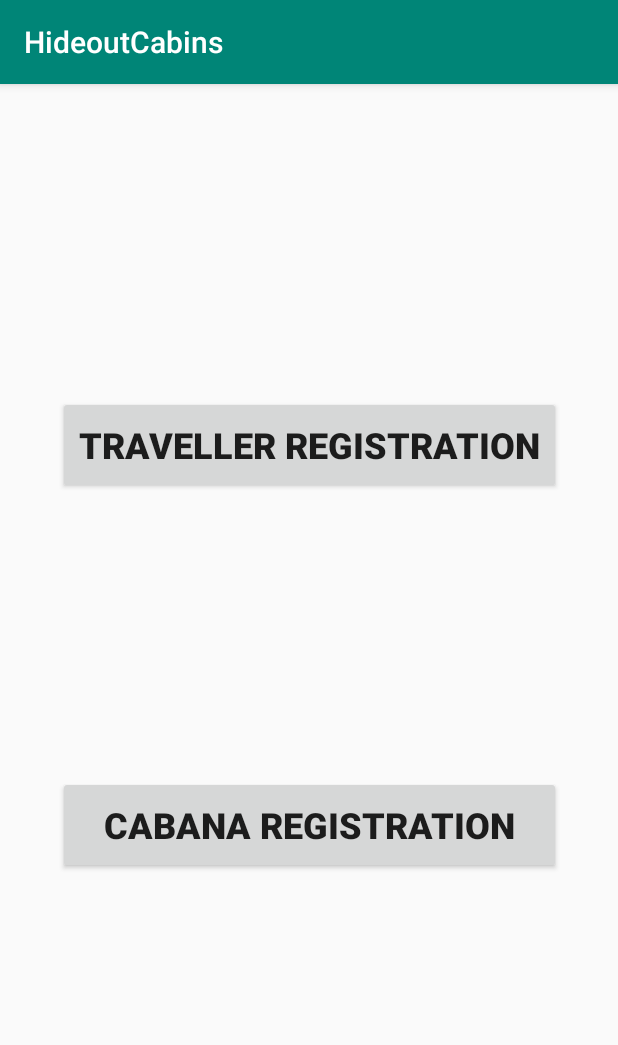
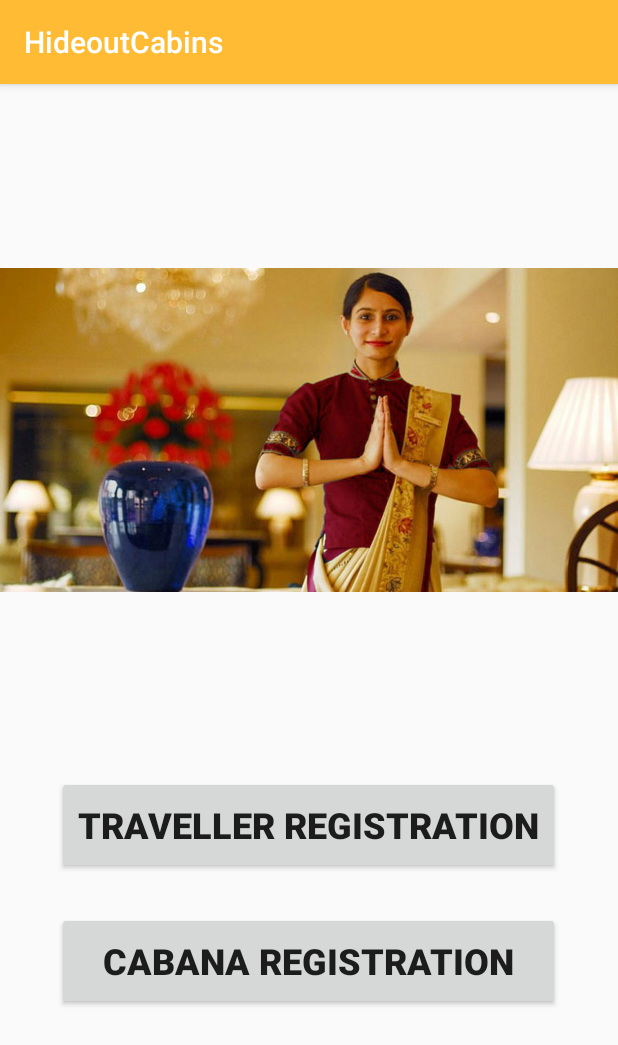
Before and after one commit to Esandhavithanage/BODIMA_APP, an Android app: the screen it shows after launch (Register_menu), after a tap on "REGISTER", on a phone screen of 412 x 824 dp. Shown: the top 1045 px of the screen. Run offline under Robolectric (Android 15) with nearby library versions, the phone set to English and light mode, and no system bars.

Commit message:
put images to project

```diff
--- a/app/src/main/java/com/example/hideoutcabins/Cabin_nav.java
+++ b/app/src/main/java/com/example/hideoutcabins/Cabin_nav.java
@@ -1,5 +1,6 @@
 package com.example.hideoutcabins;
 
+import android.content.Intent;
 import android.os.Bundle;
 
 import androidx.core.view.GravityCompat;
@@ -60,6 +61,8 @@ public class Cabin_nav extends AppCompatActivity
 
         //noinspection SimplifiableIfStatement
         if (id == R.id.action_settings) {
+            Intent intent = new Intent(this,Login.class);
+            startActivity(intent);
             return true;
         }
 
--- a/app/src/main/java/com/example/hideoutcabins/Traveller_nav.java
+++ b/app/src/main/java/com/example/hideoutcabins/Traveller_nav.java
@@ -64,7 +64,7 @@ public class Traveller_nav extends AppCompatActivity
         int id = item.getItemId();
 
         if (id == R.id.action_settings) {
-            Intent intent = new Intent(this,MainActivity.class);
+            Intent intent = new Intent(this,Login.class);
             startActivity(intent);
             return true;
         }
--- a/app/src/main/res/layout/activity_login.xml
+++ b/app/src/main/res/layout/activity_login.xml
@@ -31,7 +31,6 @@
         android:layout_marginRight="16dp"
         android:ems="10"
         android:inputType="textPersonName"
-        android:text="Name"
         android:textSize="24sp"
         app:layout_constraintBaseline_toBaselineOf="@+id/txtUname"
         app:layout_constraintEnd_toEndOf="parent" />
--- a/app/src/main/res/layout/activity_register_menu.xml
+++ b/app/src/main/res/layout/activity_register_menu.xml
@@ -1,45 +1,58 @@
 <?xml version="1.0" encoding="utf-8"?>
-<androidx.constraintlayout.widget.ConstraintLayout xmlns:android="http://schemas.android.com/apk/res/android"
+<LinearLayout xmlns:android="http://schemas.android.com/apk/res/android"
     xmlns:app="http://schemas.android.com/apk/res-auto"
     xmlns:tools="http://schemas.android.com/tools"
     android:layout_width="match_parent"
     android:layout_height="match_parent"
+    android:orientation="vertical"
     tools:context=".Register_menu">
 
+    <LinearLayout
+        android:layout_weight="1"
+        android:layout_height="fill_parent"
+        android:layout_width="wrap_content">
+
+        <ImageView
+            android:id="@+id/registrationbackgound"
+            android:layout_width="wrap_content"
+            android:layout_height="wrap_content"
+            android:scaleType="centerInside"
+            android:src="@drawable/regsitrationtopmain"
+            android:visibility="visible"
+            app:srcCompat="@drawable/regsitrationtopmain"
+            tools:srcCompat="@drawable/regsitrationtopmain"
+            tools:visibility="visible" />
+    </LinearLayout>
+
+    <LinearLayout
+        android:layout_weight="1.5"
+        android:layout_height="fill_parent"
+        android:orientation="vertical"
+        android:layout_gravity="center_horizontal"
+        android:layout_width="wrap_content">
         <Button
             android:id="@+id/btntravellerReg"
             android:layout_width="335dp"
             android:layout_height="65dp"
-        android:layout_marginStart="8dp"
-        android:layout_marginLeft="8dp"
-        android:layout_marginTop="208dp"
-        android:layout_marginEnd="8dp"
-        android:layout_marginRight="8dp"
             android:onClick="regTravellerOnClick"
             android:text="@string/TravellerReg"
             android:textSize="24sp"
-        android:textStyle="bold"
-        app:layout_constraintEnd_toEndOf="parent"
-        app:layout_constraintStart_toStartOf="parent"
-        app:layout_constraintTop_toTopOf="parent" />
+            android:textStyle="bold" />
 
         <Button
             android:id="@+id/btncabanaReg"
             android:layout_width="335dp"
             android:layout_height="65dp"
-        android:layout_marginStart="8dp"
-        android:layout_marginLeft="8dp"
-        android:layout_marginTop="8dp"
-        android:layout_marginEnd="8dp"
-        android:layout_marginRight="8dp"
-        android:layout_marginBottom="216dp"
+
+            android:layout_marginTop="25dp"
             android:onClick="regCabanaOnClick"
             android:text="@string/cabanaReg"
             android:textSize="24sp"
-        android:textStyle="bold"
-        app:layout_constraintBottom_toBottomOf="parent"
-        app:layout_constraintEnd_toEndOf="parent"
-        app:layout_constraintStart_toStartOf="parent"
-        app:layout_constraintTop_toBottomOf="@+id/btntravellerReg"
-        app:layout_constraintVertical_bias="0.875" />
-</androidx.constraintlayout.widget.ConstraintLayout>
+            android:textStyle="bold" />
+    </LinearLayout>
+
+
+
+
+
+</LinearLayout>
--- a/app/src/main/res/layout/app_bar_cabin_nav.xml
+++ b/app/src/main/res/layout/app_bar_cabin_nav.xml
@@ -15,7 +15,7 @@
             android:id="@+id/toolbar"
             android:layout_width="match_parent"
             android:layout_height="?attr/actionBarSize"
-            android:background="?attr/colorPrimary"
+            android:background="@android:color/holo_orange_light"
             app:popupTheme="@style/AppTheme.PopupOverlay" />
 
     </com.google.android.material.appbar.AppBarLayout>
--- a/app/src/main/res/layout/app_bar_traveller_nav.xml
+++ b/app/src/main/res/layout/app_bar_traveller_nav.xml
@@ -15,7 +15,7 @@
             android:id="@+id/toolbar"
             android:layout_width="match_parent"
             android:layout_height="?attr/actionBarSize"
-            android:background="?attr/colorPrimary"
+            android:background="@android:color/holo_orange_light"
             app:popupTheme="@style/AppTheme.PopupOverlay" />
 
     </com.google.android.material.appbar.AppBarLayout>
--- a/app/src/main/res/layout/nav_header_cabin_nav.xml
+++ b/app/src/main/res/layout/nav_header_cabin_nav.xml
@@ -14,11 +14,11 @@
 
     <ImageView
         android:id="@+id/imageView"
-        android:layout_width="wrap_content"
-        android:layout_height="wrap_content"
+        android:layout_width="123dp"
+        android:layout_height="105dp"
         android:contentDescription="@string/nav_header_desc"
         android:paddingTop="@dimen/nav_header_vertical_spacing"
-        app:srcCompat="@mipmap/ic_launcher_round" />
+        app:srcCompat="@drawable/ic_app" />
 
     <TextView
         android:layout_width="match_parent"
--- a/app/src/main/res/values/colors.xml
+++ b/app/src/main/res/values/colors.xml
@@ -1,7 +1,7 @@
 <?xml version="1.0" encoding="utf-8"?>
 <resources>
-    <color name="colorPrimary">#008577</color>
-    <color name="colorPrimaryDark">#00574B</color>
+    <color name="colorPrimary">#ffffbb33</color>
+    <color name="colorPrimaryDark">#E8F8BC5D</color>
     <color name="colorAccent">#D81B60</color>
-    <color name="appTitale">#DFF1421A</color>
+    <color name="appTitale">#DFFA2F01</color>
 </resources>
```
Also changed, not shown: app/src/main/res/layout/nav_header_traveller_nav.xml (+4 -4 lines), app/src/main/res/drawable/ic_app.png (added), app/src/main/res/drawable/regsitrationtopmain.jpg (added). Lines whose indentation alone changed are shown as unchanged.
